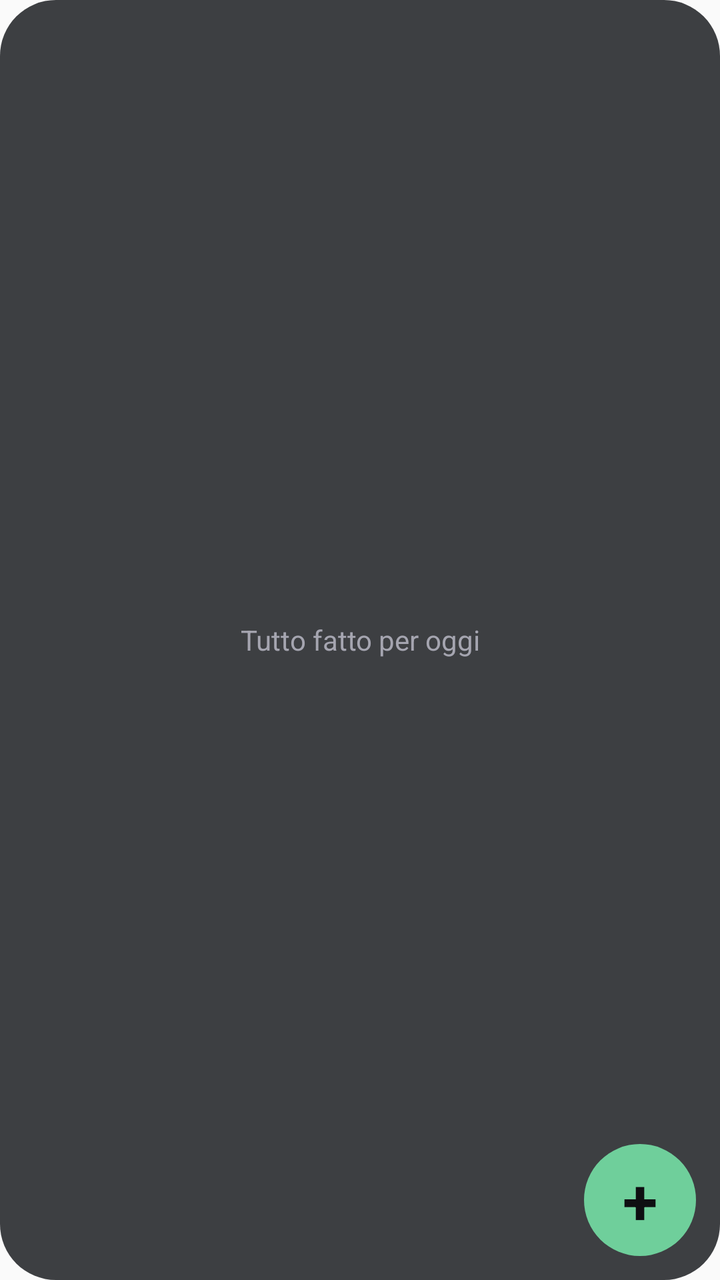
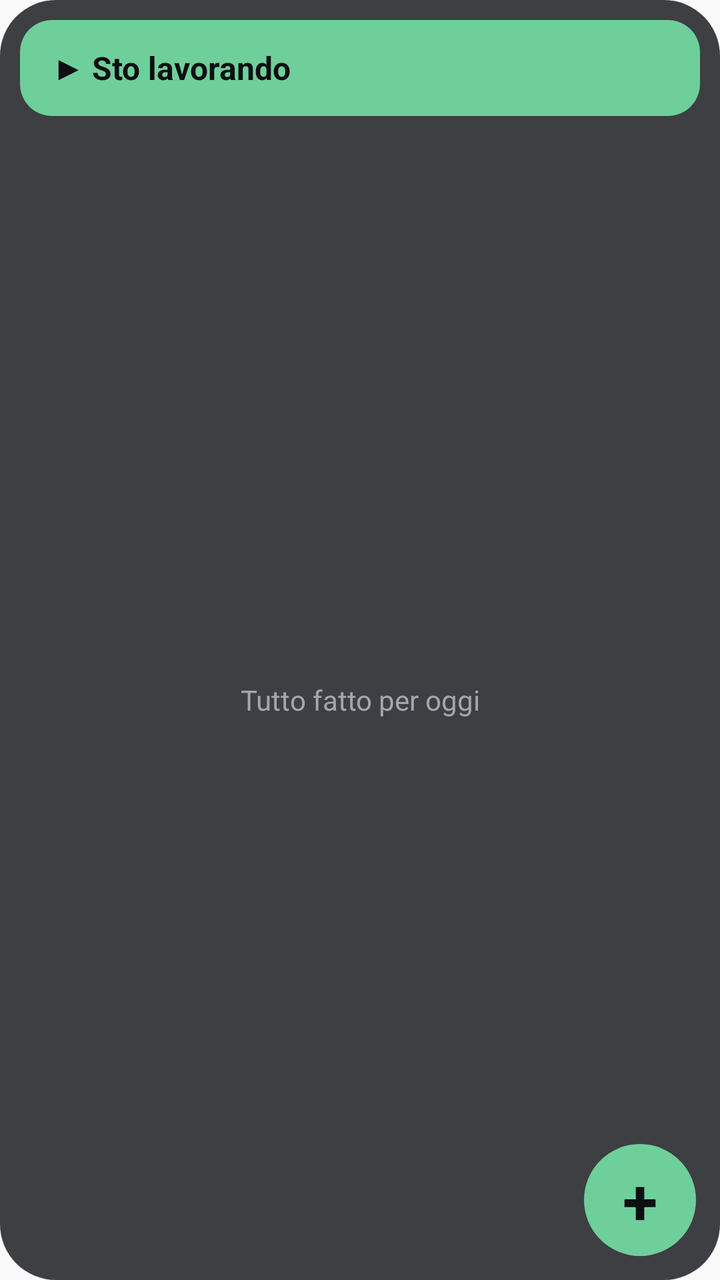

An Android layout rendered at two revisions. The XML below is the earlier revision; the diff shows what the commit changed to produce the second picture.
<!-- AndroidManifest.xml: application theme AppTheme -->
<!-- res/layout/widget_scuro.xml -->
<?xml version="1.0" encoding="utf-8"?>
<FrameLayout xmlns:android="http://schemas.android.com/apk/res/android"
    android:layout_width="match_parent"
    android:layout_height="match_parent"
    android:padding="10dp"
    android:background="@drawable/widget_bg_s">

    <ListView
        android:id="@+id/lista"
        android:layout_width="match_parent"
        android:layout_height="match_parent"
        android:clipToPadding="false"
        android:divider="@null"
        android:dividerHeight="0dp"
        android:paddingBottom="64dp" />

    <TextView
        android:id="@+id/vuoto"
        android:layout_width="match_parent"
        android:layout_height="match_parent"
        android:gravity="center"
        android:text="@string/widget_vuoto"
        android:textColor="#A5A5B0"
        android:textSize="14sp" />

    <TextView
        android:id="@+id/nota"
        android:layout_width="56dp"
        android:layout_height="56dp"
        android:layout_gravity="bottom|end"
        android:layout_margin="2dp"
        android:gravity="center"
        android:background="@drawable/piu_bg_s"
        android:contentDescription="@string/widget_scrivi"
        android:text="+"
        android:textColor="#0E0F12"
        android:textSize="32sp"
        android:textStyle="bold" />
</FrameLayout>
<!-- resources referenced by this layout -->
<resources>
  <!-- drawable piu_bg_s (drawable) -->
  <?xml version="1.0" encoding="utf-8"?>
  <shape xmlns:android="http://schemas.android.com/apk/res/android" android:shape="oval">
      <solid android:color="#6FCF9B" />
  </shape>
  <!-- drawable widget_bg_s (drawable) -->
  <?xml version="1.0" encoding="utf-8"?>
  <shape xmlns:android="http://schemas.android.com/apk/res/android" android:shape="rectangle">
      <solid android:color="#D91D1F23" />
      <corners android:radius="28dp" />
  </shape>
  <string name="widget_scrivi">Scrivi una nota…</string>
  <string name="widget_vuoto">Tutto fatto per oggi</string>
  <style name="AppTheme" parent="Theme.AppCompat.Light.DarkActionBar">
          
          <item name="colorPrimary">@color/colorPrimary</item>
          <item name="colorPrimaryDark">@color/colorPrimaryDark</item>
          <item name="colorAccent">@color/colorAccent</item>
      </style>
</resources>

<!-- the commit's change to res/layout/widget_scuro.xml (unified diff, before → after) -->
@@ -5,19 +5,103 @@
     android:padding="10dp"
     android:background="@drawable/widget_bg_s">
 
-    <ListView
-        android:id="@+id/lista"
+    <LinearLayout
         android:layout_width="match_parent"
         android:layout_height="match_parent"
-        android:clipToPadding="false"
-        android:divider="@null"
-        android:dividerHeight="0dp"
-        android:paddingBottom="64dp" />
+        android:orientation="vertical">
+
+        <TextView
+            android:id="@+id/avvia"
+            android:layout_width="match_parent"
+            android:layout_height="48dp"
+            android:layout_marginBottom="4dp"
+            android:background="@drawable/avvia_bg_s"
+            android:gravity="center_vertical"
+            android:paddingStart="16dp"
+            android:paddingEnd="16dp"
+            android:text="@string/widget_avvia"
+            android:textColor="#0E0F12"
+            android:textSize="16sp"
+            android:textStyle="bold" />
+
+        <LinearLayout
+            android:id="@+id/crono_barra"
+            android:layout_width="match_parent"
+            android:layout_height="56dp"
+            android:layout_marginBottom="4dp"
+            android:background="@drawable/crono_bg_s"
+            android:gravity="center_vertical"
+            android:orientation="horizontal"
+            android:paddingStart="14dp"
+            android:paddingEnd="8dp"
+            android:visibility="gone">
+
+            <LinearLayout
+                android:layout_width="0dp"
+                android:layout_height="wrap_content"
+                android:layout_weight="1"
+                android:orientation="vertical">
+
+                <Chronometer
+                    android:id="@+id/crono"
+                    android:layout_width="wrap_content"
+                    android:layout_height="wrap_content"
+                    android:fontFamily="monospace"
+                    android:textColor="#F1F0EC"
+                    android:textSize="20sp"
+                    android:textStyle="bold" />
+
+                <TextView
+                    android:id="@+id/crono_titolo"
+                    android:layout_width="match_parent"
+                    android:layout_height="wrap_content"
+                    android:ellipsize="end"
+                    android:maxLines="1"
+                    android:textColor="#BDBDC4"
+                    android:textSize="11sp" />
+            </LinearLayout>
+
+            <TextView
+                android:id="@+id/crono_fine"
+                android:layout_width="wrap_content"
+                android:layout_height="32dp"
+                android:layout_marginEnd="6dp"
+                android:background="@drawable/fine_bg_s"
+                android:gravity="center"
+                android:paddingStart="12dp"
+                android:paddingEnd="12dp"
+                android:text="@string/widget_fine"
+                android:textColor="#F3F3F6"
+                android:textSize="12sp"
+                android:textStyle="bold" />
+
+            <TextView
+                android:id="@+id/crono_pausa"
+                android:layout_width="40dp"
+                android:layout_height="40dp"
+                android:background="@drawable/piu_bg_s"
+                android:gravity="center"
+                android:textColor="#0E0F12"
+                android:textSize="16sp"
+                android:textStyle="bold" />
+        </LinearLayout>
+
+        <ListView
+            android:id="@+id/lista"
+            android:layout_width="match_parent"
+            android:layout_height="0dp"
+            android:layout_weight="1"
+            android:clipToPadding="false"
+            android:divider="@null"
+            android:dividerHeight="0dp"
+            android:paddingBottom="64dp" />
+    </LinearLayout>
 
     <TextView
         android:id="@+id/vuoto"
         android:layout_width="match_parent"
         android:layout_height="match_parent"
+        android:layout_marginTop="60dp"
         android:gravity="center"
         android:text="@string/widget_vuoto"
         android:textColor="#A5A5B0"
<!-- resource entries referenced after the edit -->
@@ -1,5 +1,20 @@
 <!-- resources referenced by this layout -->
 <resources>
+  <!-- drawable avvia_bg_s (drawable) -->
+  <?xml version="1.0" encoding="utf-8"?>
+  <shape xmlns:android="http://schemas.android.com/apk/res/android" android:shape="rectangle">
+      <solid android:color="#6FCF9B" />
+      <corners android:radius="16dp" /></shape>
+  <!-- drawable crono_bg_s (drawable) -->
+  <?xml version="1.0" encoding="utf-8"?>
+  <shape xmlns:android="http://schemas.android.com/apk/res/android" android:shape="rectangle">
+      <solid android:color="#2F3138" />
+      <corners android:radius="16dp" /></shape>
+  <!-- drawable fine_bg_s (drawable) -->
+  <?xml version="1.0" encoding="utf-8"?>
+  <shape xmlns:android="http://schemas.android.com/apk/res/android" android:shape="rectangle">
+      <solid android:color="#4A4C56" />
+      <corners android:radius="16dp" /></shape>
   <!-- drawable piu_bg_s (drawable) -->
   <?xml version="1.0" encoding="utf-8"?>
   <shape xmlns:android="http://schemas.android.com/apk/res/android" android:shape="oval">
@@ -11,6 +26,8 @@
       <solid android:color="#D91D1F23" />
       <corners android:radius="28dp" />
   </shape>
+  <string name="widget_avvia">▶  Sto lavorando</string>
+  <string name="widget_fine">Fine</string>
   <string name="widget_scrivi">Scrivi una nota…</string>
   <string name="widget_vuoto">Tutto fatto per oggi</string>
   <style name="AppTheme" parent="Theme.AppCompat.Light.DarkActionBar">
